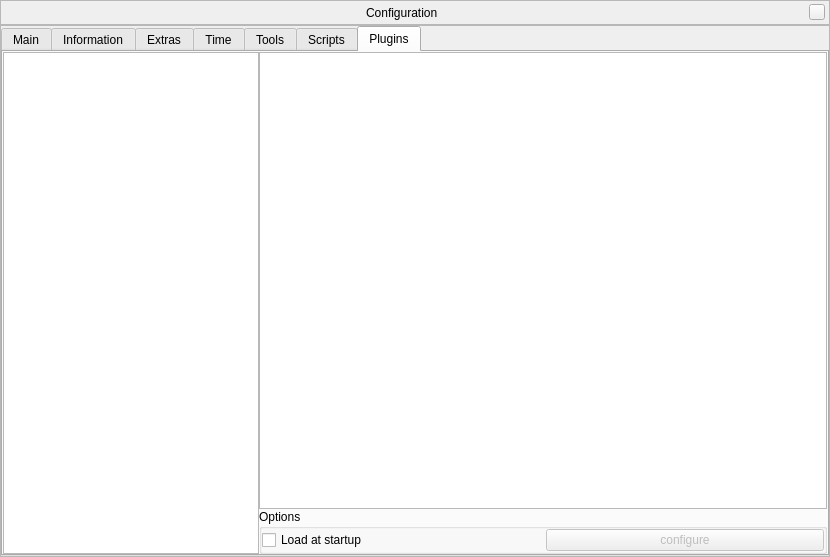
First picture: the form in src/gui/configurationDialog.ui, repository ultrapre/stellarium, before the edit.
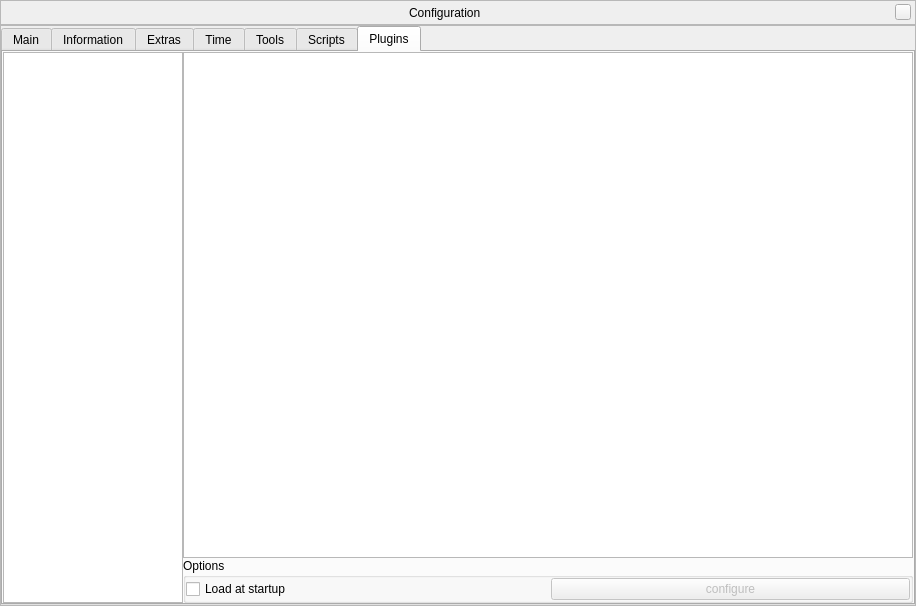
Second picture: the form after the edit. The open tabs and pages were chosen to show the change. Icons and pictures are not drawn. Custom widgets are drawn as their Qt base class.

Commit message:
Partially revert "Some ui tweaks".
This reverts commit 1173e4453107119b7f6c819f402ecc09a5a50633.

What changed in the file:
```diff
--- a/src/gui/configurationDialog.ui
+++ b/src/gui/configurationDialog.ui
@@ -6,8 +6,8 @@
    <rect>
     <x>0</x>
     <y>0</y>
-    <width>830</width>
-    <height>557</height>
+    <width>916</width>
+    <height>606</height>
    </rect>
   </property>
   <layout class="QVBoxLayout">
@@ -2115,7 +2115,7 @@
          <attribute name="title">
           <string>Plugins</string>
          </attribute>
-         <layout class="QHBoxLayout" name="horizontalLayout_6" stretch="0,1">
+         <layout class="QHBoxLayout" name="horizontalLayout_6">
           <property name="spacing">
            <number>0</number>
           </property>
@@ -2133,6 +2133,21 @@
           </property>
           <item>
            <widget class="QListWidget" name="pluginsListWidget">
+            <property name="minimumSize">
+             <size>
+              <width>180</width>
+              <height>0</height>
+             </size>
+            </property>
+            <property name="maximumSize">
+             <size>
+              <width>180</width>
+              <height>16777215</height>
+             </size>
+            </property>
+            <property name="focusPolicy">
+             <enum>Qt::NoFocus</enum>
+            </property>
             <property name="horizontalScrollBarPolicy">
              <enum>Qt::ScrollBarAlwaysOff</enum>
             </property>
```
Left out of the diff: 7 changed lines with no effect on the pictures. The commit also changes 1 other file.
